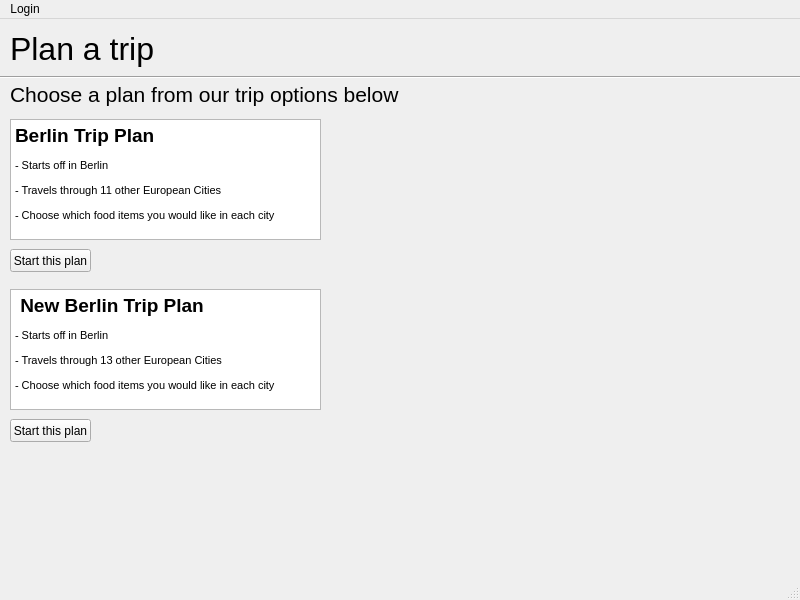
First picture: the form in QT/plantripwindow.ui, repository xyphel/Project-1-European-Trip-Planner, before the edit.
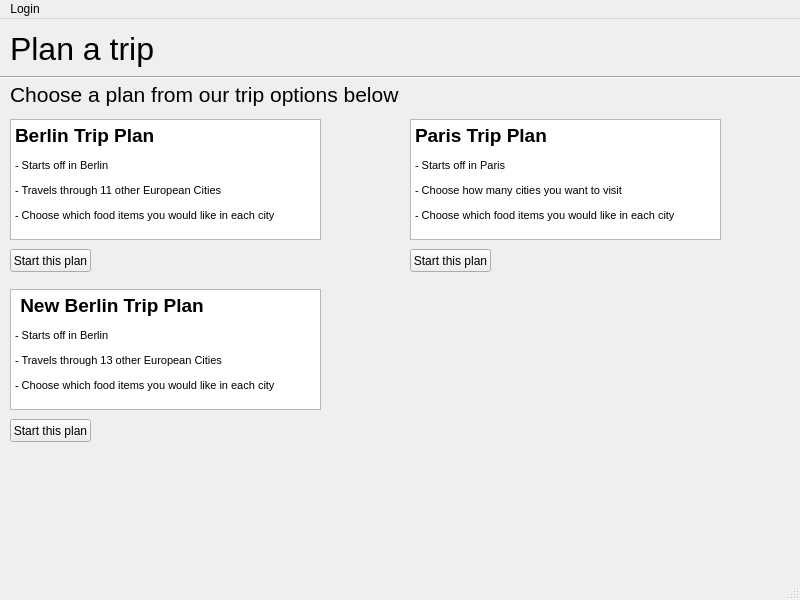
Second picture: the form after the edit.

Commit message: Added paris plan

Diff of the .ui file:
```diff
--- a/QT/plantripwindow.ui
+++ b/QT/plantripwindow.ui
@@ -125,6 +125,42 @@
 &lt;p style=&quot; margin-top:12px; margin-bottom:12px; margin-left:0px; margin-right:0px; -qt-block-indent:0; text-indent:0px;&quot;&gt;- Choose which food items you would like in each city&lt;/p&gt;&lt;/body&gt;&lt;/html&gt;</string>
     </property>
    </widget>
+   <widget class="QPushButton" name="pushButton_3">
+    <property name="geometry">
+     <rect>
+      <x>410</x>
+      <y>230</y>
+      <width>81</width>
+      <height>23</height>
+     </rect>
+    </property>
+    <property name="text">
+     <string>Start this plan</string>
+    </property>
+   </widget>
+   <widget class="QTextBrowser" name="textBrowser_3">
+    <property name="enabled">
+     <bool>true</bool>
+    </property>
+    <property name="geometry">
+     <rect>
+      <x>410</x>
+      <y>100</y>
+      <width>311</width>
+      <height>121</height>
+     </rect>
+    </property>
+    <property name="html">
+     <string>&lt;!DOCTYPE HTML PUBLIC &quot;-//W3C//DTD HTML 4.0//EN&quot; &quot;http://www.w3.org/TR/REC-html40/strict.dtd&quot;&gt;
+&lt;html&gt;&lt;head&gt;&lt;meta name=&quot;qrichtext&quot; content=&quot;1&quot; /&gt;&lt;style type=&quot;text/css&quot;&gt;
+p, li { white-space: pre-wrap; }
+&lt;/style&gt;&lt;/head&gt;&lt;body style=&quot; font-family:'MS Shell Dlg 2'; font-size:8.25pt; font-weight:400; font-style:normal;&quot;&gt;
+&lt;p style=&quot; margin-top:12px; margin-bottom:12px; margin-left:0px; margin-right:0px; -qt-block-indent:0; text-indent:0px;&quot;&gt;&lt;span style=&quot; font-size:14pt; font-weight:600;&quot;&gt;Paris Trip Plan&lt;/span&gt;&lt;/p&gt;
+&lt;p style=&quot; margin-top:12px; margin-bottom:12px; margin-left:0px; margin-right:0px; -qt-block-indent:0; text-indent:0px;&quot;&gt;- Starts off in Paris&lt;/p&gt;
+&lt;p style=&quot; margin-top:12px; margin-bottom:12px; margin-left:0px; margin-right:0px; -qt-block-indent:0; text-indent:0px;&quot;&gt;- Choose how many cities you want to visit&lt;/p&gt;
+&lt;p style=&quot; margin-top:12px; margin-bottom:12px; margin-left:0px; margin-right:0px; -qt-block-indent:0; text-indent:0px;&quot;&gt;- Choose which food items you would like in each city&lt;/p&gt;&lt;/body&gt;&lt;/html&gt;</string>
+    </property>
+   </widget>
   </widget>
   <widget class="QMenuBar" name="menubar">
    <property name="geometry">
```
The commit also changes 9 other files.
